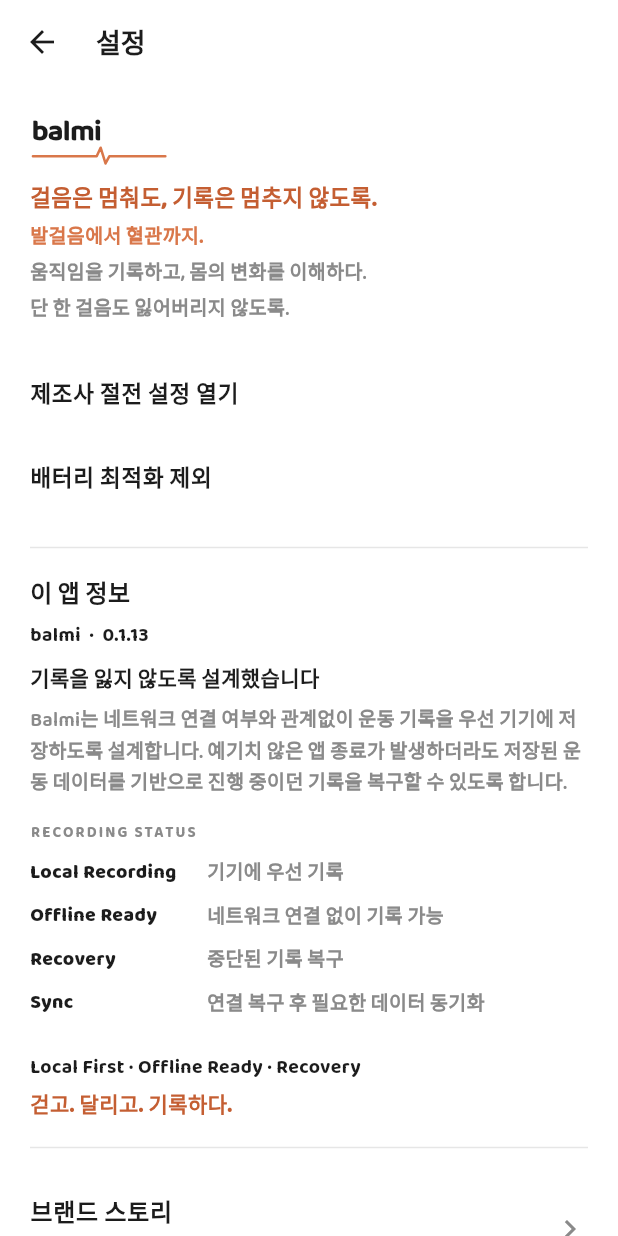
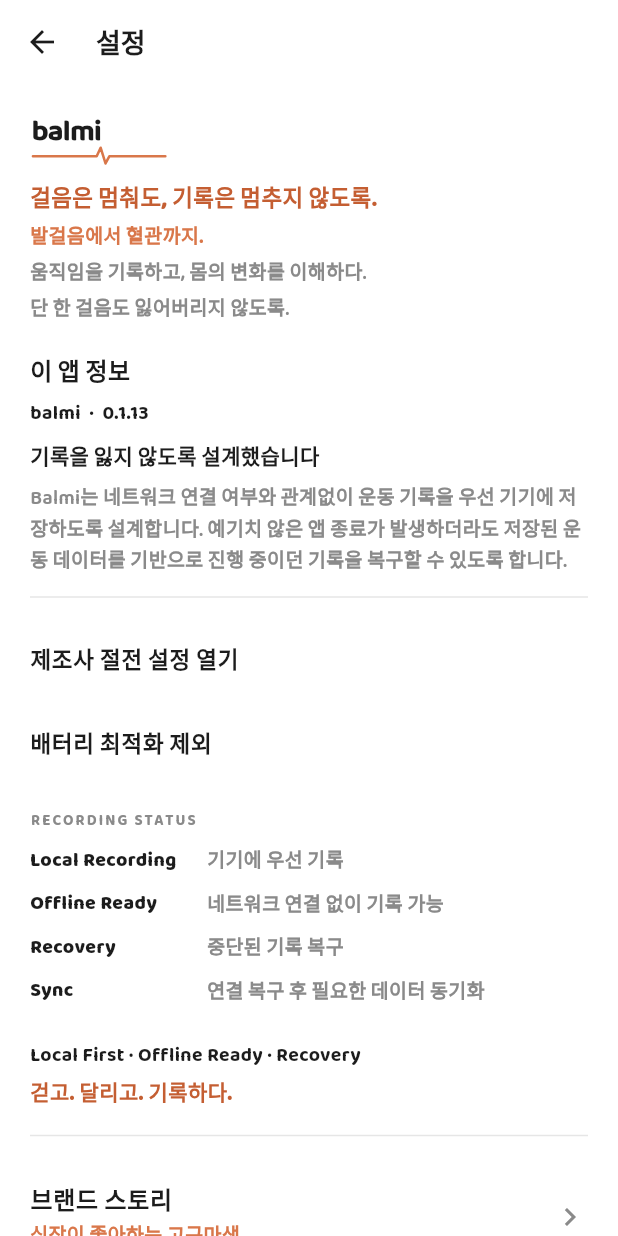
Before and after one commit to funexcloud/balmi, a Flutter app: the SettingsScreen screen opened directly, on a phone screen of 412 x 824 dp. Run offline on Flutter 3.47's test engine with Material 3 defaults, Android fonts, the phone set to English and light mode, and no system bars; our stand-ins replace drift, flutter_local_notifications, flutter_map, flutter_tts, geolocator, latlong2 and 5 more; missing offline and left inert: flutter_foreground_task; accounts and stored records are empty; generated files the repository leaves out were written again; statements that could not run were skipped.

Commit message:
fix: nest OEM battery among about/app-info in Settings
Manufacturer power-saving and ignore-battery tiles sit after Balmi
version/about prose inside the about block — not above everything and
not dumped after credits.

Co-authored-by: 송지훈 / Jihoon Song <kwangrun.dev@gmail.com>

```diff
--- a/lib/features/settings/settings_screen.dart
+++ b/lib/features/settings/settings_screen.dart
@@ -7,8 +7,8 @@ import '../../widgets/balmi_app_bar.dart';
 import '../../widgets/balmi_wordmark.dart';
 import 'brand_story_screen.dart';
 
-/// App settings — OEM battery first, then about / brand story / credits.
-/// Health habits live on [HealthHabitsScreen].
+/// App settings — about (OEM battery nested among app-info tiles),
+/// brand story, credits. Health habits live on [HealthHabitsScreen].
 class SettingsScreen extends StatelessWidget {
   const SettingsScreen({super.key});
 
@@ -52,23 +52,6 @@ class SettingsScreen extends StatelessWidget {
             style: BalmiTheme.body(size: 13, color: BalmiColors.sub, height: 1.4),
           ),
           const SizedBox(height: 20),
-          ListTile(
-            contentPadding: EdgeInsets.zero,
-            title: Text(
-              BalmiCopy.oemSettings,
-              style: BalmiTheme.body(size: 15, weight: FontWeight.w800),
-            ),
-            onTap: () => OemBattery.openOemSettings(),
-          ),
-          ListTile(
-            contentPadding: EdgeInsets.zero,
-            title: Text(
-              BalmiCopy.ignoreBattery,
-              style: BalmiTheme.body(size: 15, weight: FontWeight.w800),
-            ),
-            onTap: () => OemBattery.requestIgnore(),
-          ),
-          const Divider(height: 36, color: BalmiColors.line),
           Text(
             BalmiCopy.about,
             style: BalmiTheme.body(size: 16, weight: FontWeight.w800),
@@ -91,6 +74,24 @@ class SettingsScreen extends StatelessWidget {
               color: BalmiColors.sub,
               height: 1.5,
             ),
+          ),
+          // OEM battery among about / app-info — not above everything, not a bottom dump.
+          const Divider(height: 28, color: BalmiColors.line),
+          ListTile(
+            contentPadding: EdgeInsets.zero,
+            title: Text(
+              BalmiCopy.oemSettings,
+              style: BalmiTheme.body(size: 15, weight: FontWeight.w800),
+            ),
+            onTap: () => OemBattery.openOemSettings(),
+          ),
+          ListTile(
+            contentPadding: EdgeInsets.zero,
+            title: Text(
+              BalmiCopy.ignoreBattery,
+              style: BalmiTheme.body(size: 15, weight: FontWeight.w800),
+            ),
+            onTap: () => OemBattery.requestIgnore(),
           ),
           const SizedBox(height: 16),
           Text(
```
Also changed, not shown: 1 other file.
